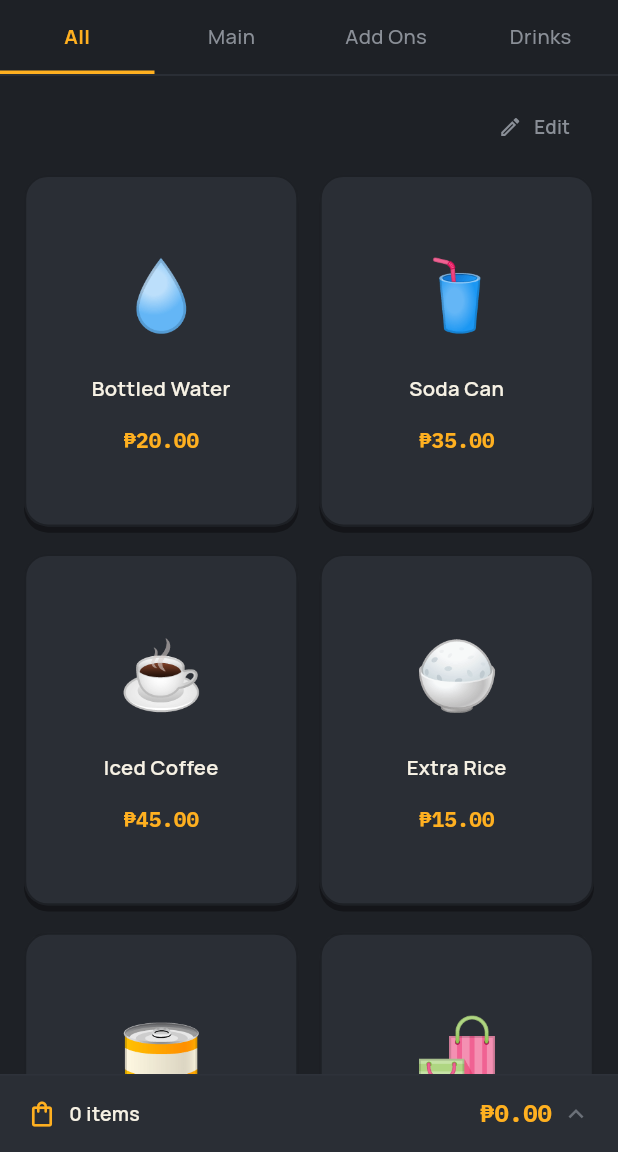
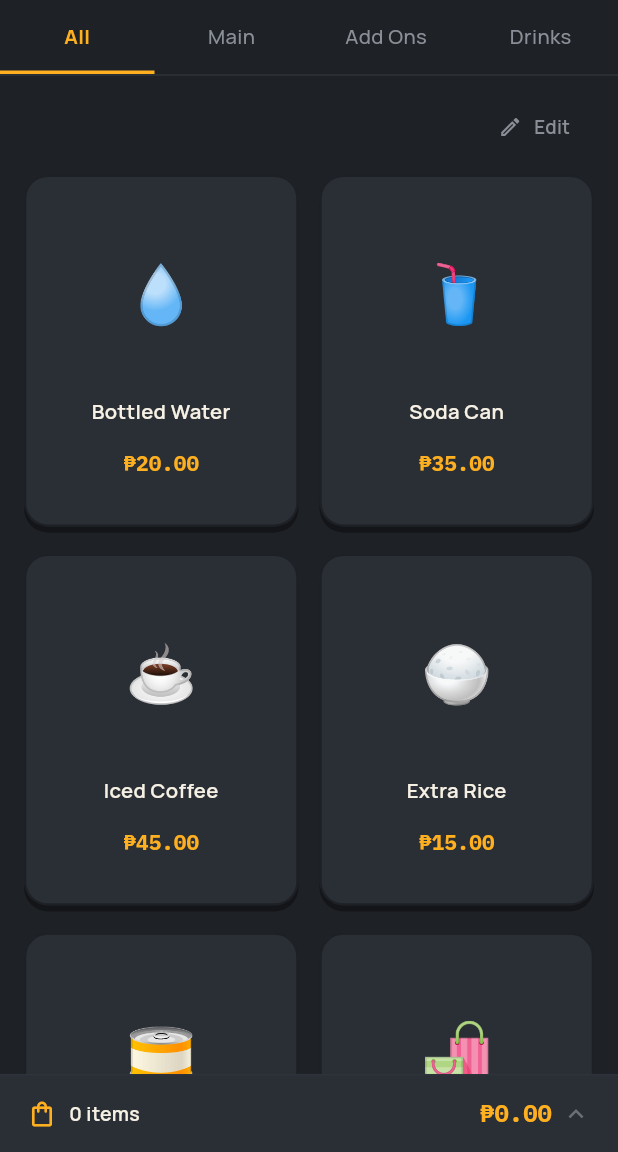
Before and after one commit to wingreat-01/Kaha-Pro-flutter, a Flutter app: the HomeShell screen opened directly with empty values, on a phone screen of 412 x 824 dp, the part 84-1236 px from its top. Run offline on Flutter 3.47's test engine with Material 3 defaults, Android fonts, the phone set to English and light mode, and no system bars; our stand-ins replace google_fonts, image_picker.

Commit message:
fix size product card

```diff
--- a/lib/widgets/product_card.dart
+++ b/lib/widgets/product_card.dart
@@ -92,20 +92,30 @@ class _ProductCardState extends State<ProductCard> {
               child: Column(
                 mainAxisAlignment: MainAxisAlignment.center,
                 children: [
-                  if (imageBytes != null)
-                    ClipRRect(
-                      borderRadius: BorderRadius.circular(14),
+                  LayoutBuilder(
+                    builder: (context, constraints) {
+                      final side = constraints.hasBoundedWidth
+                          ? (constraints.maxWidth * 0.72).clamp(56.0, 96.0)
+                          : 84.0;
+                      return SizedBox(
+                        width: side,
+                        height: side,
+                        child: imageBytes != null
+                            ? ClipRRect(
+                                borderRadius: BorderRadius.circular(side * 0.28),
                                 child: Image.memory(
                                   imageBytes,
-                        width: 84,
-                        height: 84,
                                   fit: BoxFit.cover,
                                 ),
                               )
-                  else
-                    Text(
+                            : Center(
+                                child: Text(
                                   product.emoji ?? '🛒',
-                      style: const TextStyle(fontSize: 46),
+                                  style: TextStyle(fontSize: side * 0.4),
+                                ),
+                              ),
+                      );
+                    },
                   ),
                   const SizedBox(height: 12),
                   SizedBox(
```
Lines whose indentation alone changed are shown as unchanged.
